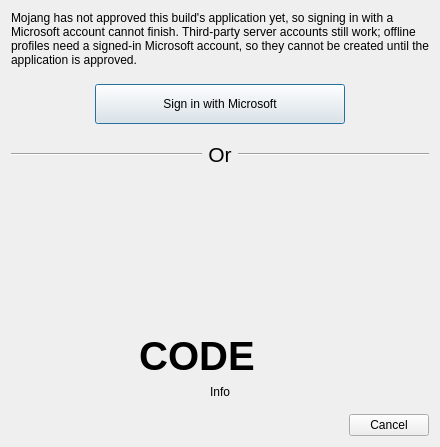
Old version of the form launcher/ui/dialogs/MSALoginDialog.ui in the repository KomorebiLauncher/KomorebiLauncher.
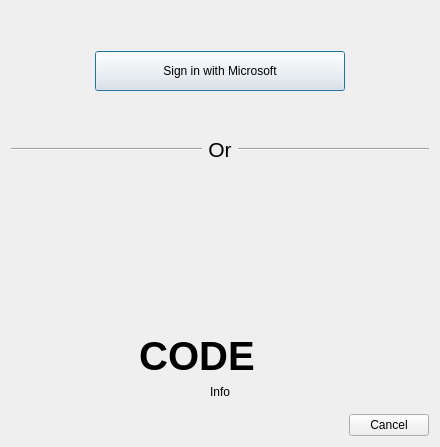
New version of the form. Icons and pictures are not drawn.

Commit message: Sign in now that the application ID is approved

```diff
--- a/launcher/ui/dialogs/MSALoginDialog.ui
+++ b/launcher/ui/dialogs/MSALoginDialog.ui
@@ -20,19 +20,6 @@
    <string>Add Microsoft Account</string>
   </property>
   <layout class="QVBoxLayout" name="verticalLayout_6">
-   <item>
-    <widget class="QLabel" name="approvalNotice">
-     <property name="text">
-      <string>Mojang has not approved this build's application yet, so signing in with a Microsoft account cannot finish. Third-party server accounts still work; offline profiles need a signed-in Microsoft account, so they cannot be created until the application is approved.</string>
-     </property>
-     <property name="wordWrap">
-      <bool>true</bool>
-     </property>
-     <property name="textInteractionFlags">
-      <set>Qt::TextSelectableByMouse</set>
-     </property>
-    </widget>
-   </item>
    <item>
     <widget class="QStackedWidget" name="stackedWidget2">
      <property name="currentIndex">
```
The commit also changes 5 other files.
